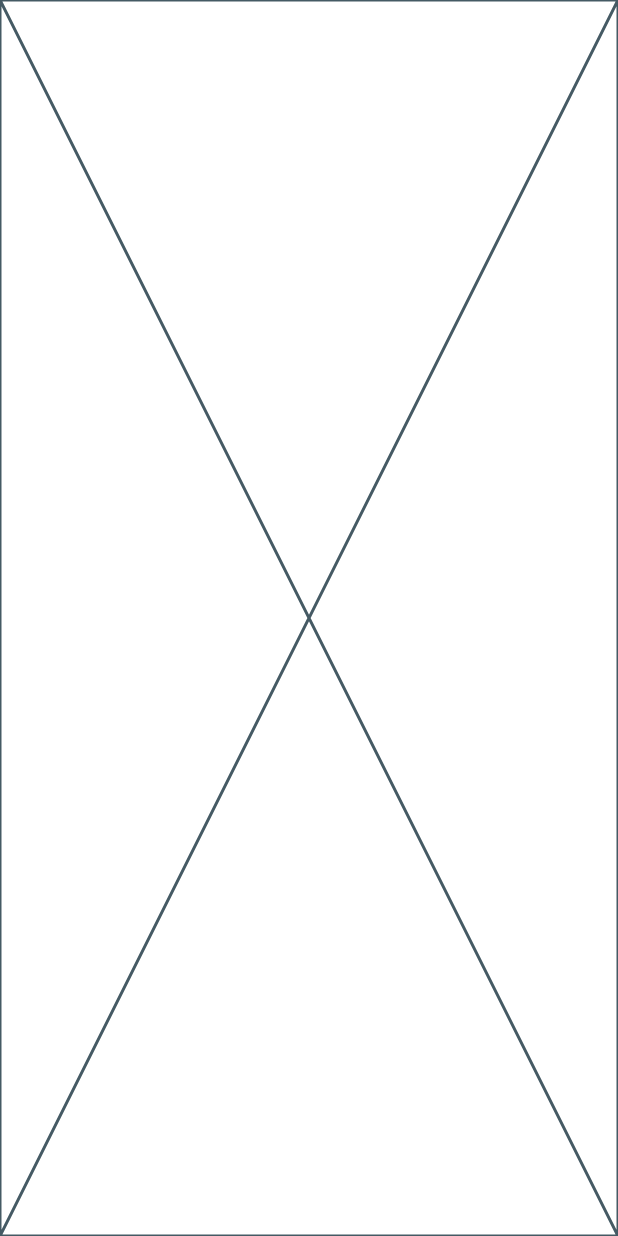
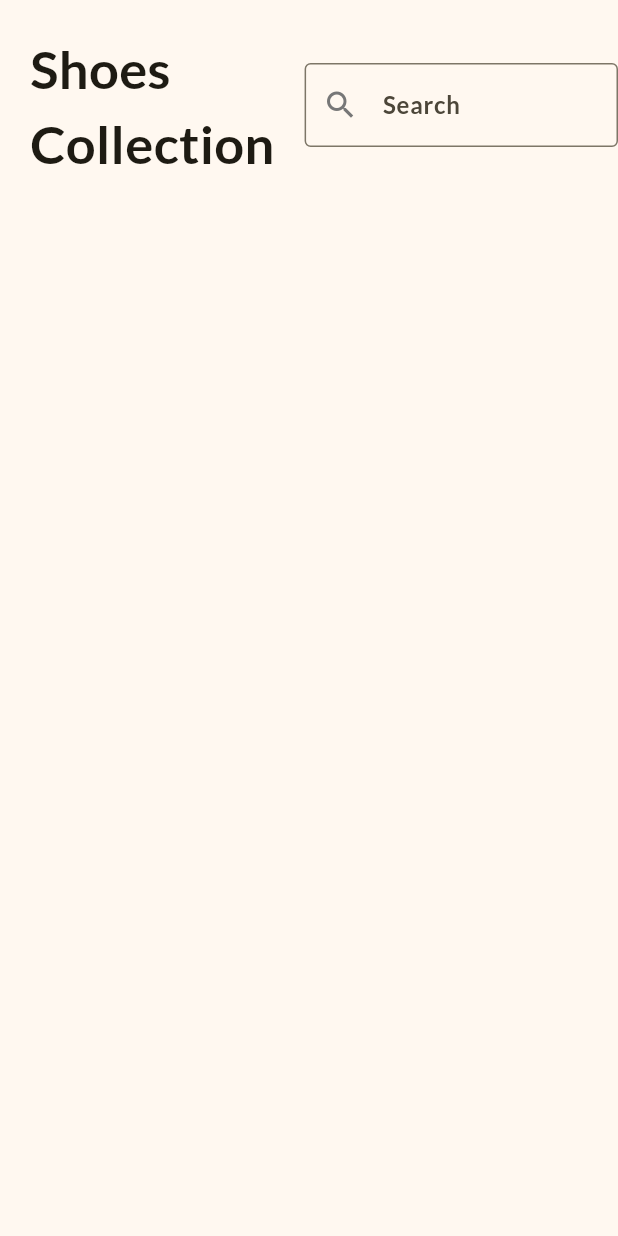
Before and after one commit to Sakshibhokare/flutter_practice_, a Flutter app: the screen it shows after launch, on a phone screen of 412 x 824 dp. Run offline on Flutter 3.47's test engine with Material 3 defaults, Android fonts, the light colour scheme and no system bars.

Commit message:
shopping app UI

```diff
--- a/Shopping_App/shop_app/lib/home_page.dart
+++ b/Shopping_App/shop_app/lib/home_page.dart
@@ -5,6 +5,37 @@ class HomePage extends StatelessWidget {
 
   @override
   Widget build(BuildContext context) {
-    return const Placeholder();
+    return Scaffold(
+      body: SafeArea(
+        //safe area will ignore the area of notches of mobile phone
+        child: Column(
+          children: [
+            Row(
+              children: [
+                Padding(
+                  padding: const EdgeInsets.all(20.0),
+                  child: Text(
+                    'Shoes\nCollection',
+                    style: TextStyle(fontWeight: FontWeight.bold, fontSize: 35),
+                  ),
+                ),
+                Expanded(
+                  child: TextField(
+                    decoration: InputDecoration(
+                      hintText: 'Search',
+                      prefixIcon: Icon(Icons.search),
+                      border: OutlineInputBorder(
+                        borderSide: BorderSide(
+                          color: Color.fromRGBO(255, 255, 255, 1)
+                        )
+                      )
+                    ),
+                  ))
+              ],
+            )
+          ],
+        ),
+      ),
+    );
   }
 }
--- a/Shopping_App/shop_app/lib/main.dart
+++ b/Shopping_App/shop_app/lib/main.dart
@@ -11,8 +11,23 @@ class MyApp extends StatelessWidget {
   @override
   Widget build(BuildContext context) {
     return MaterialApp(
+      debugShowCheckedModeBanner: false,
       title: 'Shopping App',
-      home: HomePage(),
+      theme: ThemeData(
+          //all over the application
+          fontFamily: 'Lato',
+          colorScheme: ColorScheme.fromSeed(
+            seedColor: Color.fromRGBO(254, 206, 1, 1), //seed color will create a toner palate
+              ),
+              inputDecorationTheme: const InputDecorationTheme(
+                hintStyle: TextStyle(
+                  fontWeight: FontWeight.bold,
+                  fontSize: 16,
+                ),
+                prefixIconColor: Color.fromRGBO(119, 119, 119, 1)
+              )
+              ),
+      home: const HomePage(),
     );
   }
 }
```
